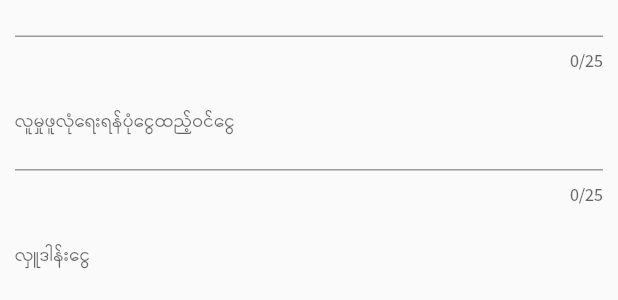
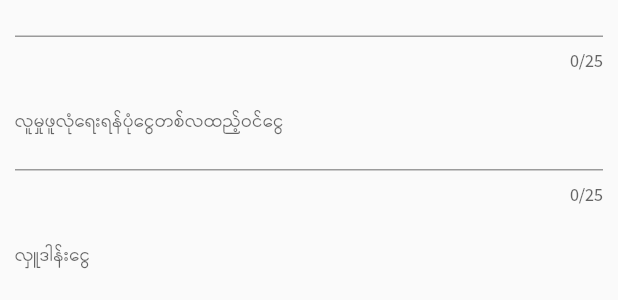
Before and after one commit to HsattWintHtet/myanmar_tax_calculator, a Flutter app: the IncomeTaxCalculationPage widget shown alone on an empty page, opened directly, scrolled down 1135 dp, on a phone screen of 412 x 824 dp. Shown: the part 453-753 px from the top of the screen. Run offline on Flutter 3.47's test engine with Material 2 defaults, Android fonts, the phone set to English and light mode, and no system bars; our stand-ins replace bloc, connectivity, equatable, event_bus, firebase_analytics, firebase_crashlytics and 5 more; accounts and stored records are empty.

Commit message:
fix issue #9

```diff
--- a/lib/src/bloc/income_tax/salary_tax_bloc.dart
+++ b/lib/src/bloc/income_tax/salary_tax_bloc.dart
@@ -115,7 +115,7 @@ class SalaryTaxBloc extends Bloc<SalaryTaxEvent, SalaryTaxState> {
 
     if (event is SSBAmountChangeEvent) {
       yield currentState.copyWith(
-        ssbAmount: event.ssbAmount,
+        ssbAmount: event.ssbAmount*currentState.noOfMonth,
       );
     }
     if (event is DonationAmountChangeEvent) {
--- a/lib/src/ui/tax/salary_tax_page.dart
+++ b/lib/src/ui/tax/salary_tax_page.dart
@@ -377,7 +377,7 @@ class _MyAppState extends State<IncomeTaxCalculationPage> {
                             onChanged: _onMaritalStatusOptionChange,
                           ),
                           new Text(
-                            'မရှိ',
+                            'မရှိ/မရှိ',
                             style: new TextStyle(fontSize: 12.0),
                           ),
                         ]),
@@ -418,7 +418,7 @@ class _MyAppState extends State<IncomeTaxCalculationPage> {
                     TextFormField(
                       controller: _ssbAmountController,
                       decoration: InputDecoration(
-                        labelText: 'လူမှုဖူလုံရေးရန်ပုံငွေထည့်ဝင်ငွေ',
+                        labelText: 'လူမှုဖူလုံရေးရန်ပုံငွေတစ်လထည့်ဝင်ငွေ',
                         labelStyle: new TextStyle(fontSize: 12.0),
                         hintText: "0",
                       ),
@@ -450,7 +450,7 @@ class _MyAppState extends State<IncomeTaxCalculationPage> {
                     new Padding(
                       padding: new EdgeInsets.only(top: 8.0, bottom: 8.0),
                     ),
-                    buildLabelWidget('ကျသင့်ဝင်ငွေခွန်(${state.totalMonth} လ)'),
+                    buildLabelWidget('ကျသင့်ဝင်ငွေခွန်(${state.noOfMonth} လ)'),
                     buildMainLabelWidget('${state.taxAmount}'),
                     ListView.builder(
                       itemBuilder: (context, index) {
```
